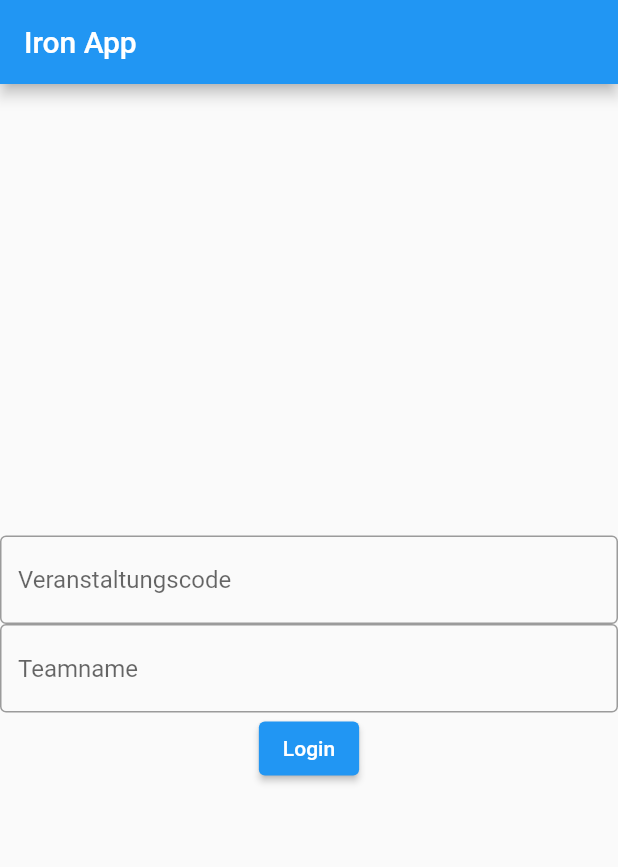
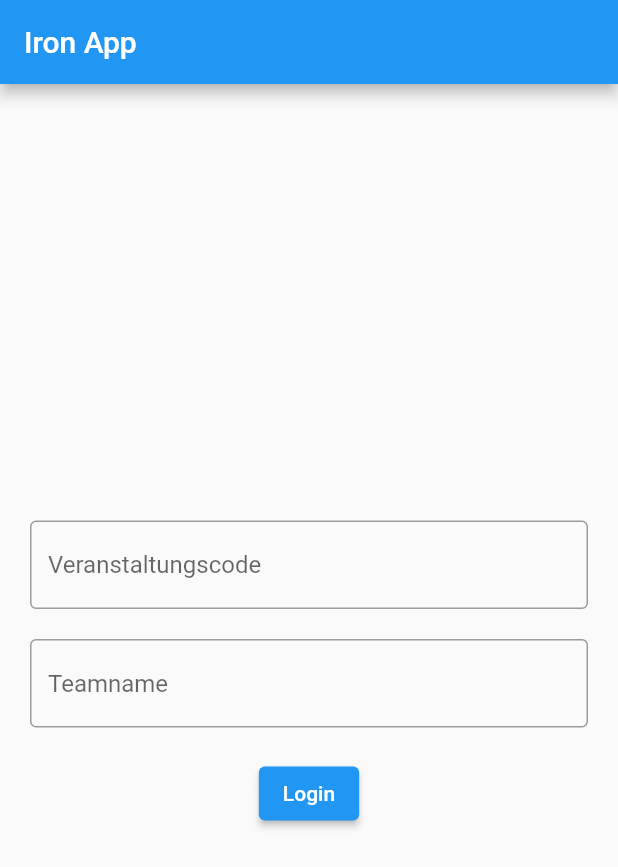
Before and after one commit to joshkreud/ironM_app_flutter, a Flutter app: the screen it shows after launch, on a phone screen of 412 x 824 dp. Shown: the top 867 px of the screen. Run offline on Flutter 3.47's test engine with Material 2 defaults, Android fonts, the phone set to English and light mode, and no system bars; our stand-ins replace go_router.

Commit message:
Giving the texboxes space

```diff
--- a/lib/screens/login.dart
+++ b/lib/screens/login.dart
@@ -56,28 +56,38 @@ class _LoginScreenState extends State<LoginScreen> {
   @override
   Widget build(BuildContext context) => Scaffold(
         appBar: AppBar(title: const Text(App.title)),
-        body: Center(
+        body: Container(
+          margin: const EdgeInsets.only(left: 20, right: 20),
           child: Column(
             mainAxisAlignment: MainAxisAlignment.center,
             children: <Widget>[
-              TextField(
+              Container(
+                margin: const EdgeInsets.only(top: 20),
+                child: TextField(
                   controller: veranstaltungsCodeController,
                   decoration: const InputDecoration(
                     border: OutlineInputBorder(),
                     hintText: 'Veranstaltungscode',
                   ),
                 ),
-              TextField(
+              ),
+              Container(
+                margin: const EdgeInsets.only(top: 20),
+                child: TextField(
                   controller: teamNameController,
                   decoration: const InputDecoration(
                     border: OutlineInputBorder(),
                     hintText: 'Teamname',
                   ),
                 ),
-              ElevatedButton(
+              ),
+              Container(
+                margin: const EdgeInsets.only(top: 20),
+                child: ElevatedButton(
                   // onPressed: () => context.go('/page2'),
                   onPressed: () => joinGame(),
                   child: const Text('Login'),
+                ),
               ),
             ],
           ),
```
Lines whose indentation alone changed are shown as unchanged.
